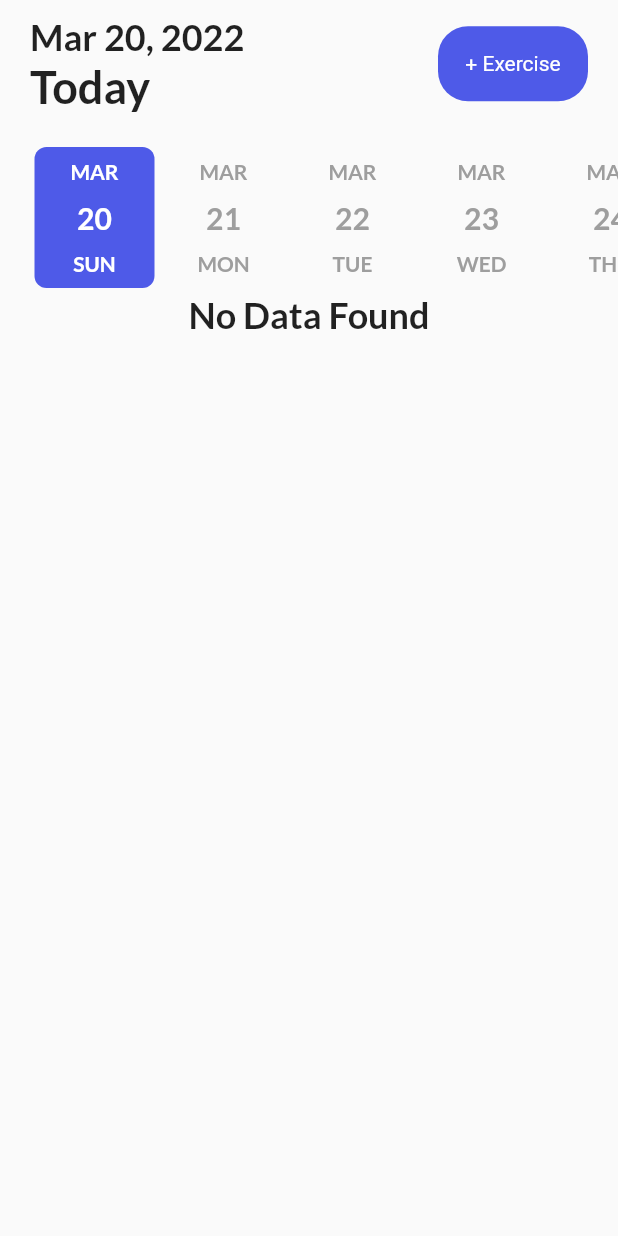
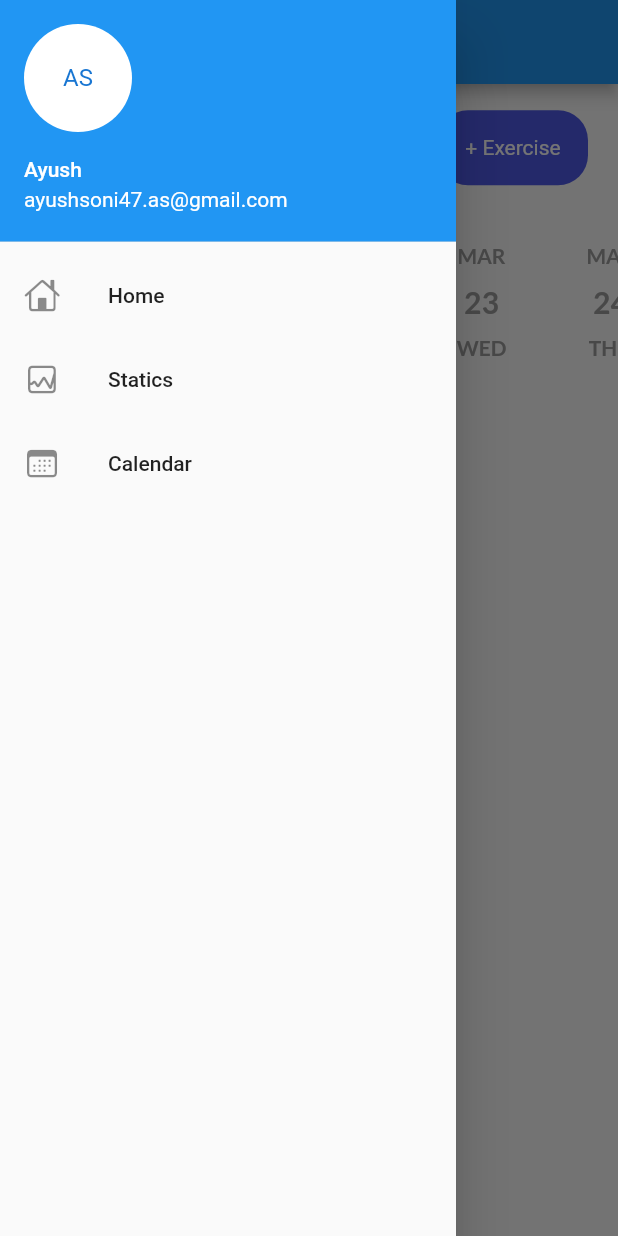
Before and after one commit to AyushSoni-7/exercise_monitor, a Flutter app: the CalendarWidget screen opened directly, with the side drawer open (before the commit the screen has no drawer), on a phone screen of 412 x 824 dp. Run offline on Flutter 3.47's test engine with Material 2 defaults, Android fonts, the phone set to English and light mode, and no system bars; drawn by our look-alikes of date_picker_timeline; our stand-ins replace google_fonts, syncfusion_flutter_charts, table_calendar.

Commit message:
corrected router and added scaffold to all the pages so things dont overlap

```diff
--- a/lib/main.dart
+++ b/lib/main.dart
@@ -1,4 +1,4 @@
-import 'package:exercise_monitor/pages/home/home_page.dart';
+import 'package:exercise_monitor/routes/routes.dart';
 import 'package:flutter/material.dart';
 
 void main() {
@@ -25,7 +25,8 @@ class MyApp extends StatelessWidget {
         // is not restarted.
         primarySwatch: Colors.blue,
       ),
-      home: const HomePage(),
+      routes: customRoutes,
+      // home: const HomePage(),
     );
   }
 }
--- /dev/null
+++ b/lib/pages/utility/app_bar.dart
@@ -0,0 +1,5 @@
+import 'package:flutter/material.dart';
+
+AppBar customAppBar() {
+  return AppBar(title: const Text("Gym Monitor"));
+}
--- /dev/null
+++ b/lib/pages/utility/drawer_page.dart
@@ -0,0 +1,31 @@
+import 'package:exercise_monitor/metadata/metadata.dart';
+import 'package:flutter/material.dart';
+
+class DrawerMenu extends StatelessWidget {
+  const DrawerMenu({Key? key}) : super(key: key);
+
+  @override
+  Widget build(BuildContext context) {
+    return Drawer(
+        child: ListView(padding: EdgeInsets.zero, children: [
+      const UserAccountsDrawerHeader(
+        accountEmail: Text(
+            'ayushsoni47.as@gmail.com'), // keep blank text because email is required
+        accountName: Text('Ayush'),
+        currentAccountPicture: CircleAvatar(
+          backgroundColor: Colors.white,
+          child: Text("AS"),
+        ),
+      ),
+      for (int index = 0; index < Metadata.drawerMenu.length; index++)
+        ListTile(
+          leading: Icon(Metadata.drawerMenuIcons[index]),
+          title: Text(Metadata.drawerMenu[index]),
+          onTap: () {
+            Navigator.pushNamedAndRemoveUntil(
+                context, Metadata.routePath[index], (r) => false);
+          },
+        )
+    ]));
+  }
+}
--- a/lib/pages/week_calendar/calendar.dart
+++ b/lib/pages/week_calendar/calendar.dart
@@ -1,5 +1,7 @@
 import 'package:date_picker_timeline/date_picker_widget.dart';
 import 'package:exercise_monitor/pages/muscle/muscle_group.dart';
+import 'package:exercise_monitor/pages/utility/app_bar.dart';
+import 'package:exercise_monitor/pages/utility/drawer_page.dart';
 import 'package:exercise_monitor/pages/week_calendar/click_button.dart';
 import 'package:exercise_monitor/pages/week_calendar/to_do_exercise_list.dart';
 import 'package:exercise_monitor/themes/theme.dart';
@@ -28,7 +30,10 @@ class _CalendarWidgetState extends State<CalendarWidget> {
   List<ScheduleExercise> todoExercise = filterByDate(DateTime.now());
   @override
   Widget build(BuildContext context) {
-    return SingleChildScrollView(
+    return Scaffold(
+      appBar: customAppBar(),
+      drawer: const DrawerMenu(),
+      body: SingleChildScrollView(
         child: Column(mainAxisAlignment: MainAxisAlignment.center, children: [
           _addExerciseBar(),
           _addDatebar(),
@@ -50,6 +55,7 @@ class _CalendarWidgetState extends State<CalendarWidget> {
                   style: subHeadingStyle,
                 )),
         ]),
+      ),
     );
   }
 
--- a/lib/routes/routes.dart
+++ b/lib/routes/routes.dart
@@ -1,12 +1,10 @@
-// import 'dart:js';
+import 'package:exercise_monitor/pages/calendar_report/calendar_report.dart';
+import 'package:exercise_monitor/pages/statics/statics.dart';
+import 'package:exercise_monitor/pages/week_calendar/calendar.dart';
+import 'package:flutter/material.dart';
 
-// import 'package:exercise_monitor/pages/calendar_report/calendar_report.dart';
-// import 'package:exercise_monitor/pages/statics/statics.dart';
-// import 'package:exercise_monitor/pages/week_calendar/calendar.dart';
-// import 'package:flutter/material.dart';
-
-// var customRoutes = <String, WidgetBuilder>{{
-//   '/': (context) => CalendarWidget(),
-//   "/calreport" (context): CalendarReportWidget,
-//   "/statics": StaticsHomeWidget,
-// };
+var customRoutes = <String, WidgetBuilder>{
+  "/": (context) => const CalendarWidget(),
+  "/report": (context) => const CalendarReportWidget(),
+  "/statics": (context) => const StaticsHomeWidget(),
+};
```
Also changed, not shown: lib/pages/calendar_report/calendar_report.dart (+9 -2 lines), lib/pages/statics/statics.dart (+7 -1 lines), lib/pages/utility/home_page.dart (renamed from lib/pages/home/home_page.dart).
